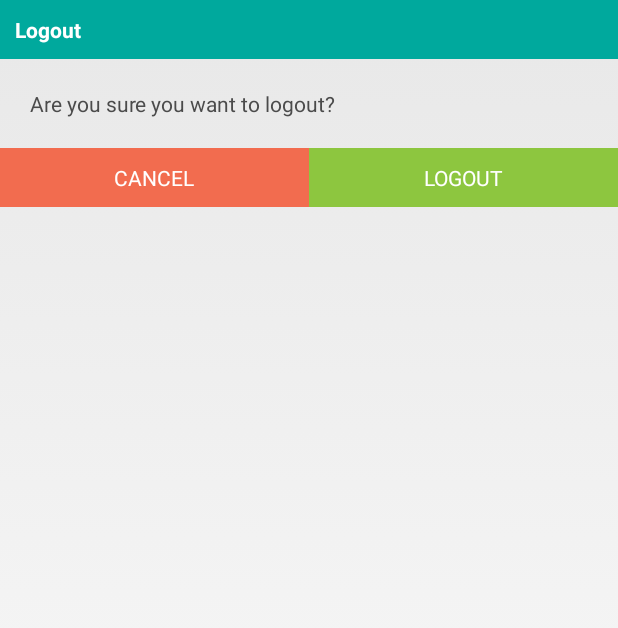
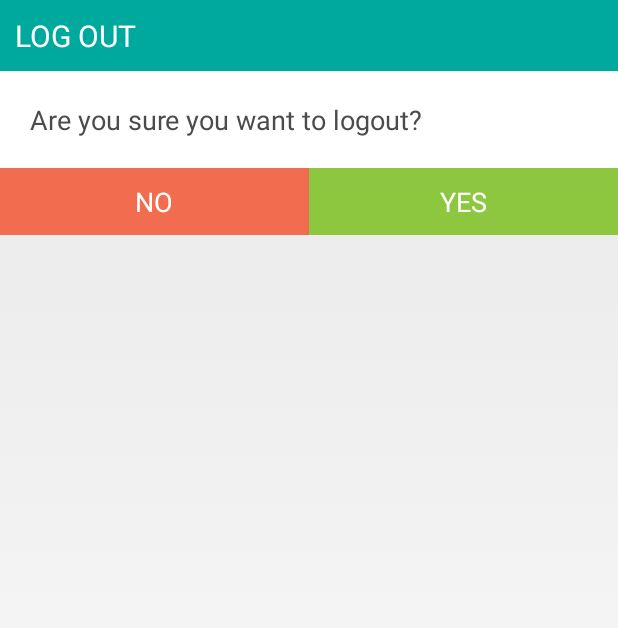
Before and after one commit to hackathon-2014/laserspacecats-repo, an Android app: the layout dialog_logout.xml on its own in the app's theme, with its tools: preview values and no code run, on a phone screen of 412 x 824 dp. Shown: the top 628 px of the screen. Run offline under Robolectric (Android 15) with nearby library versions, the light colour scheme and no system bars.

Commit message:
logout crap

```diff
--- a/toot-android/app/src/main/res/layout/dialog_logout.xml
+++ b/toot-android/app/src/main/res/layout/dialog_logout.xml
@@ -4,6 +4,7 @@
     xmlns:android="http://schemas.android.com/apk/res/android"
     android:layout_width="fill_parent"
     android:layout_height="wrap_content"
+    android:background="@color/white"
     android:orientation="vertical"
     >
     <RelativeLayout
@@ -17,8 +18,8 @@
             android:layout_width="match_parent"
             android:layout_height="wrap_content"
             android:textColor="@color/white"
-            android:textStyle="bold"
-            android:text="Logout"/>
+            android:textSize="20dp"
+            android:text="LOG OUT"/>
     </RelativeLayout>
 
     <TextView
@@ -26,6 +27,7 @@
         android:layout_height="wrap_content"
         android:padding="20dp"
         android:id="@+id/editTxt"
+        android:textSize="18dp"
         android:textColor="@color/dark_gray"
         android:text="Are you sure you want to logout?"
         android:gravity="left"
@@ -41,9 +43,9 @@
             android:layout_weight="1"
             android:layout_width="match_parent"
             android:layout_height="wrap_content"
-            android:text="Cancel"
+            android:text="NO"
             android:background="@color/orange"
-            android:textSize="14dp"
+            android:textSize="18dp"
             android:padding="10dp"
             android:layout_margin="0dp"
             />
@@ -54,8 +56,8 @@
             android:layout_width="match_parent"
             android:layout_height="wrap_content"
             android:padding="10dp"
-            android:text="Logout"
-            android:textSize="14dp"
+            android:text="YES"
+            android:textSize="18dp"
             android:layout_margin="0dp"
             />
     </LinearLayout>
```
